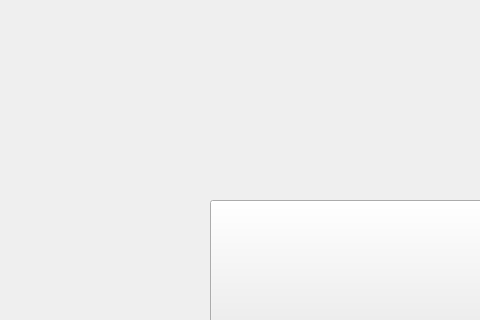
First picture: the form in TestCabinet/mainwindow.ui, repository luozhiyong131/BusBar, before the edit; both pictures show x 0 to 480 and y 0 to 320 of the 1024 by 600 pixel window.
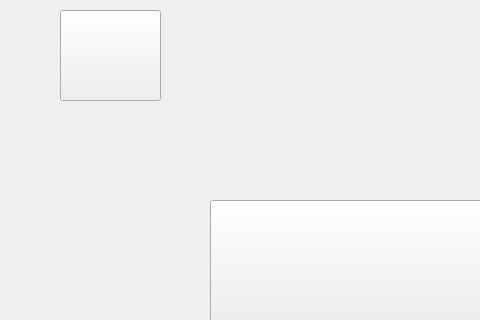
Second picture: the form after the edit. Icons and pictures are not drawn. Custom widgets are drawn as their Qt base class.

Commit message: Add: 升级按钮

```diff
--- a/TestCabinet/mainwindow.ui
+++ b/TestCabinet/mainwindow.ui
@@ -144,10 +144,33 @@
     <property name="styleSheet">
      <string notr="true">border-image: url(:/image/title_back.jpg);</string>
     </property>
+    <widget class="CToolButton" name="logoBtn">
+     <property name="geometry">
+      <rect>
+       <x>60</x>
+       <y>10</y>
+       <width>101</width>
+       <height>91</height>
+      </rect>
+     </property>
+     <property name="styleSheet">
+      <string notr="true">border-image: url(:/image/logo.jpg);</string>
+     </property>
+     <property name="text">
+      <string/>
+     </property>
+    </widget>
    </widget>
   </widget>
  </widget>
  <layoutdefault spacing="6" margin="11"/>
+ <customwidgets>
+  <customwidget>
+   <class>CToolButton</class>
+   <extends>QToolButton</extends>
+   <header location="global">ctoolbutton.h</header>
+  </customwidget>
+ </customwidgets>
  <resources/>
  <connections/>
 </ui>
```
The commit also changes 7 other files.
